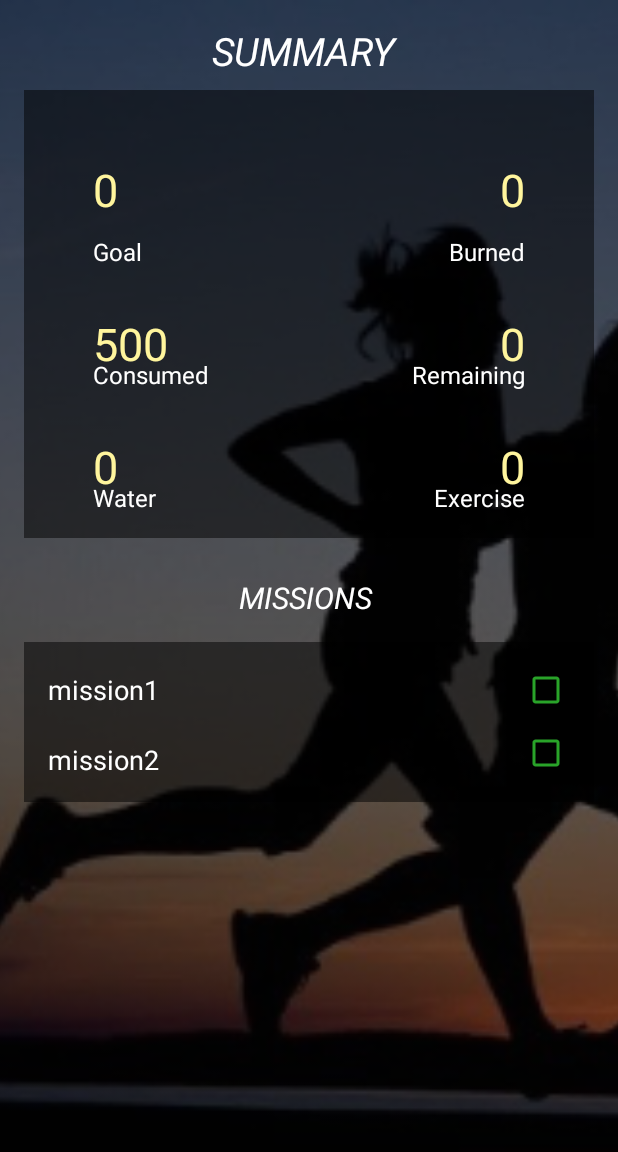
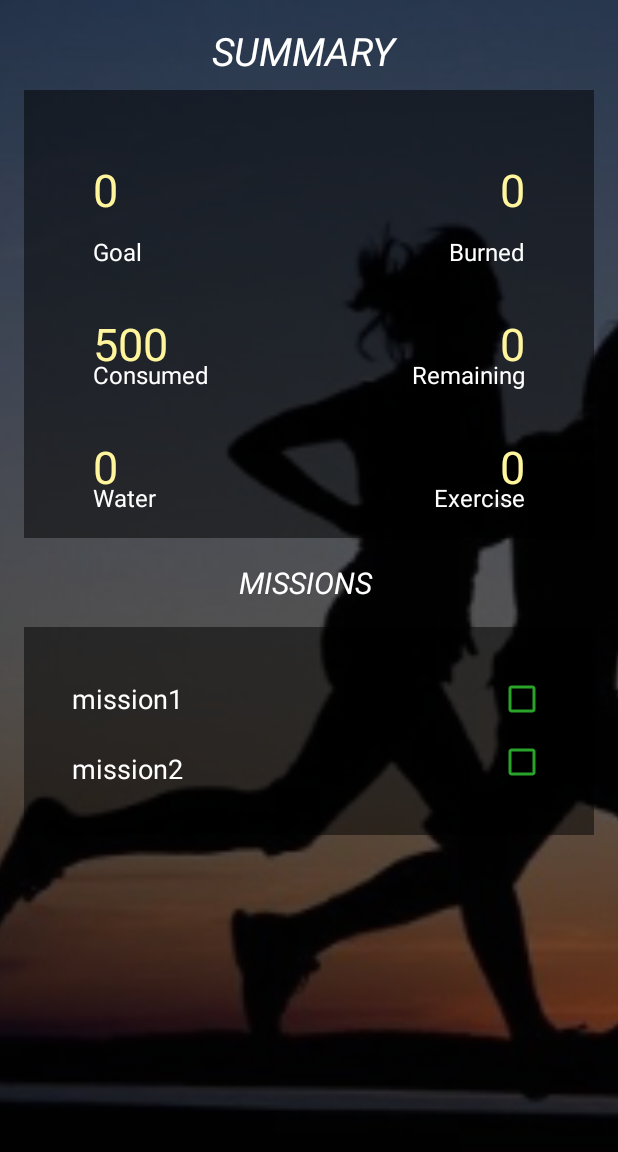
Before and after one commit to l3alanz/Final-project, an Android app: the screen it shows after launch (MainActivity), on a phone screen of 412 x 824 dp, the part 84-1236 px from its top. Run offline under Robolectric (Android 15) with nearby library versions, the phone set to English and light mode, and no system bars; libraries missing offline, so code that uses them is left out: com.inthecheesefactory.thecheeselibrary; 1 statement that could not run was skipped.

Commit message:
Edit activity_setting - spinner Edit activity_main - scrollview

```diff
--- a/app/src/main/res/layout/activity_main.xml
+++ b/app/src/main/res/layout/activity_main.xml
@@ -5,6 +5,7 @@
     android:layout_width="match_parent"
     android:layout_height="match_parent"
     tools:context=".activity.MainActivity">
+
 
     <!--content-->
     <LinearLayout
@@ -19,6 +20,8 @@
             android:background="?attr/colorPrimary"
             android:theme="@style/ThemeOverlay.AppCompat.Dark.ActionBar">
      </android.support.v7.widget.Toolbar>
+
+
 
         <RelativeLayout
             android:id="@+id/contentContainer"
@@ -204,11 +207,16 @@
                     android:layout_height="wrap_content"
                     android:text="MISSIONS "
                     android:textSize="20sp"
-                    android:layout_marginTop="26dp"
+                    android:layout_marginTop="16dp"
                     android:layout_centerHorizontal="true"
                     android:textColor="#ffffff"
                     android:textStyle="italic"
                     android:layout_below="@id/layout_summary"/>
+
+                <ScrollView
+                    android:layout_below="@id/tvMissions"
+                    android:layout_width="match_parent"
+                    android:layout_height="match_parent">
 
                 <LinearLayout
                     android:layout_below="@id/tvMissions"
@@ -224,7 +232,8 @@
 
                     <RelativeLayout
                         android:layout_width="wrap_content"
-                        android:layout_height="wrap_content">
+                        android:layout_height="wrap_content"
+                        android:padding="16dp">
 
                         <TextView
                             android:id="@+id/tvMission1"
@@ -263,10 +272,13 @@
                             android:layout_below="@id/cbMission1"
                             />
 
+
                     </RelativeLayout>
 
 
                 </LinearLayout>
+
+                </ScrollView>
 
             </RelativeLayout>
 
@@ -274,6 +286,8 @@
 
 
         </RelativeLayout>
+
+
 
 
 
```
Also changed, not shown: app/src/main/res/layout/activity_setting.xml (+2 -6 lines).
